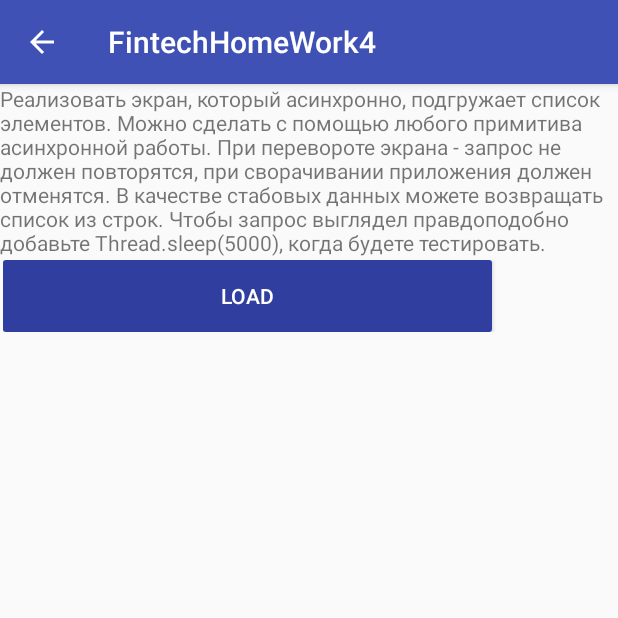
After one commit to KolinLoures/FintechHomeWork4, an Android app: the CommonActivity screen opened directly, with no data from a screen before it, on a phone screen of 412 x 824 dp, the top half of it. The commit adds this screen. Run offline under Robolectric (Android 15) with nearby library versions, the phone set to English and light mode, and no system bars.

Commit message:
home work done

```diff
--- a/app/src/main/AndroidManifest.xml
+++ b/app/src/main/AndroidManifest.xml
@@ -16,6 +16,7 @@
                 <category android:name="android.intent.category.LAUNCHER" />
             </intent-filter>
         </activity>
+        <activity android:name=".CommonActivity"></activity>
     </application>
 
 </manifest>
--- /dev/null
+++ b/app/src/main/java/com/example/kolin/fintechhomework/CommonActivity.java
@@ -0,0 +1,169 @@
+package com.example.kolin.fintechhomework;
+
+import android.content.Context;
+import android.content.Intent;
+import android.support.v4.app.FragmentManager;
+import android.support.v7.app.AppCompatActivity;
+import android.os.Bundle;
+import android.support.v7.widget.DividerItemDecoration;
+import android.support.v7.widget.LinearLayoutManager;
+import android.support.v7.widget.RecyclerView;
+import android.util.Log;
+import android.view.MenuItem;
+import android.view.View;
+import android.widget.Button;
+import android.widget.ProgressBar;
+import android.widget.TextView;
+
+import java.util.ArrayList;
+import java.util.List;
+
+public class CommonActivity extends AppCompatActivity implements DataFragment.DataFragmentListener {
+
+    private static final String KEY_NUM = "key_num";
+    private static final String TAG = CommonActivity.class.getSimpleName();
+
+    private final String KEY_STATE_VISIBLE_PROGRESS = "key_progress_visible";
+    private final String KEY_STATE_ENABLE_BTN = "key_btn_enable";
+    private final String KEY_STATE_ADAPTER_DATA = "key_adapter_data";
+
+
+    private Button buttonStart;
+    private ProgressBar progressBar;
+    private RecyclerView recyclerView;
+
+    private StringRecyclerAdapter adapter;
+    //current number of task
+    private int currentNum;
+
+    private DataFragment dataFragment;
+
+    /**
+     * @param num Start task 1 or 2 from description in Fintech task
+     */
+    public static void start(Context context, int num) {
+        Intent starter = new Intent(context, CommonActivity.class);
+        starter.putExtra(KEY_NUM, num);
+        context.startActivity(starter);
+    }
+
+    @Override
+    protected void onCreate(Bundle savedInstanceState) {
+        super.onCreate(savedInstanceState);
+        setContentView(R.layout.activity_common);
+
+        adapter = new StringRecyclerAdapter();
+
+        if (getSupportActionBar() != null)
+            getSupportActionBar().setDisplayHomeAsUpEnabled(true);
+
+        currentNum = getIntent().getIntExtra(KEY_NUM, 0);
+
+        TextView textView = findViewById(R.id.common_activity_text_view);
+        textView.setText(getResources().getStringArray(R.array.array_text)[currentNum]);
+        recyclerView = findViewById(R.id.common_activity_recycler_view);
+        progressBar = findViewById(R.id.common_activity_progress_view);
+        buttonStart = findViewById(R.id.common_activity_button_start);
+
+        FragmentManager fragmentManager = getSupportFragmentManager();
+        if (savedInstanceState != null) {
+            dataFragment = (DataFragment) fragmentManager.findFragmentByTag(DataFragment.TAG);
+
+            if (dataFragment == null)
+                fragmentManager.beginTransaction().add(new DataFragment(), DataFragment.TAG).commit();
+
+            adapter.addData(savedInstanceState.getStringArrayList(KEY_STATE_ADAPTER_DATA));
+            buttonStart.setEnabled(savedInstanceState.getBoolean(KEY_STATE_ENABLE_BTN));
+            progressBar.setVisibility(savedInstanceState.getInt(KEY_STATE_VISIBLE_PROGRESS));
+        } else {
+            dataFragment = new DataFragment();
+            fragmentManager.beginTransaction().add(dataFragment, DataFragment.TAG).commit();
+        }
+
+
+        setupRecyclerView();
+        addButtonListener();
+    }
+
+
+    private void setupRecyclerView() {
+        recyclerView.setLayoutManager(new LinearLayoutManager(CommonActivity.this));
+        recyclerView.addItemDecoration(new DividerItemDecoration(CommonActivity.this, DividerItemDecoration.VERTICAL));
+        recyclerView.setAdapter(adapter);
+    }
+
+    private void addButtonListener() {
+        buttonStart.setOnClickListener(new View.OnClickListener() {
+            @Override
+            public void onClick(View view) {
+                adapter.clearData();
+                dataFragment.clearData();
+
+                //in according with task load particular data
+                if (currentNum == 0)
+                    //load one list of data with sleep 5000 milisec
+                    dataFragment.loadData(1);
+                else
+                    //load two lists of data with sleep 5000 milisec between lists
+                    dataFragment.loadData(2);
+
+            }
+        });
+    }
+
+    @Override
+    protected void onUserLeaveHint() {
+        super.onUserLeaveHint();
+
+        dataFragment.setUserLeave();
+        Log.i(TAG, "onUserLeaveHint: ");
+    }
+
+    public void showLoadingProcess(boolean show) {
+        if (show) {
+            buttonStart.setEnabled(false);
+            progressBar.setVisibility(View.VISIBLE);
+        } else {
+            buttonStart.setEnabled(true);
+            progressBar.setVisibility(View.INVISIBLE);
+        }
+    }
+
+    @Override
+    public void onDataResult(List<String> data) {
+        adapter.addData(data);
+    }
+
+    @Override
+    public void showLoading(boolean showLoading) {
+        showLoadingProcess(showLoading);
+    }
+
+
+    @Override
+    public boolean onOptionsItemSelected(MenuItem item) {
+        switch (item.getItemId()) {
+            case android.R.id.home:
+                finish();
+                return true;
+        }
+        return super.onOptionsItemSelected(item);
+    }
+
+    @Override
+    protected void onSaveInstanceState(Bundle outState) {
+        super.onSaveInstanceState(outState);
+
+        outState.putBoolean(KEY_STATE_ENABLE_BTN, buttonStart.isEnabled());
+        outState.putInt(KEY_STATE_VISIBLE_PROGRESS, progressBar.getVisibility());
+        outState.putStringArrayList(KEY_STATE_ADAPTER_DATA, new ArrayList<>(adapter.getData()));
+    }
+
+    @Override
+    protected void onDestroy() {
+        adapter.clearData();
+        adapter = null;
+
+        super.onDestroy();
+    }
+}
--- /dev/null
+++ b/app/src/main/java/com/example/kolin/fintechhomework/DataFragment.java
@@ -0,0 +1,108 @@
+package com.example.kolin.fintechhomework;
+
+import android.content.Context;
+import android.os.Bundle;
+import android.os.Handler;
+import android.support.v4.app.Fragment;
+import android.util.Log;
+
+import java.util.ArrayList;
+import java.util.List;
+
+public class DataFragment extends Fragment implements MyDownloader.Callback {
+
+    public static final String TAG = DataFragment.class.getSimpleName();
+
+    //Current data
+    private List<String> data = new ArrayList<>();
+
+    private DataFragmentListener listener;
+
+    private MyDownloader downloader;
+
+    //fragment callback
+    public interface DataFragmentListener {
+        void onDataResult(List<String> data);
+
+        void showLoading(boolean showLoading);
+    }
+
+    public DataFragment() {}
+
+    @Override
+    public void onCreate(Bundle savedInstanceState) {
+        super.onCreate(savedInstanceState);
+        setRetainInstance(true);
+        Log.i(TAG, "onCreate: ");
+    }
+
+    @Override
+    public void onListDownLoaded(List<String> data) {
+        if (listener != null)
+            listener.onDataResult(data);
+        else
+            this.data.addAll(data);
+    }
+
+    @Override
+    public void showLoading(boolean showLoading) {
+        if (listener != null)
+            listener.showLoading(showLoading);
+    }
+
+    public void clearData() {
+        this.data.clear();
+    }
+
+    /**
+     * @param param number of downloadable lists with delay between
+     */
+    public void loadData(int param){
+        downloader = new MyDownloader(new Handler(), DataFragment.this);
+        downloader.setParam(param);
+        downloader.start();
+    }
+
+    public void setUserLeave() {
+        if (!downloader.isInterrupted())
+            downloader.interrupt();
+    }
+
+    @Override
+    public void onDestroy() {
+        Log.i(TAG, "onDestroy: ");
+
+
+        if (!downloader.isInterrupted())
+            downloader.interrupt();
+
+
+        downloader.removeCallBack();
+        downloader = null;
+
+        super.onDestroy();
+    }
+
+    @Override
+    public void onAttach(Context context) {
+        super.onAttach(context);
+
+        if (context instanceof DataFragmentListener) {
+            listener = (DataFragmentListener) context;
+
+            if (!data.isEmpty()) {
+                listener.onDataResult(data);
+                data.clear();
+            }
+        } else
+            throw new RuntimeException(context.toString() + " must implement DataFragmentListener");
+    }
+
+    @Override
+    public void onDetach() {
+        listener = null;
+
+        Log.i(TAG, "onDetach: ");
+        super.onDetach();
+    }
+}
--- /dev/null
+++ b/app/src/main/res/drawable/button_selector.xml
@@ -0,0 +1,21 @@
+<?xml version="1.0" encoding="utf-8"?>
+<ripple xmlns:android="http://schemas.android.com/apk/res/android"
+    android:color="@color/colorPrimary">
+    <item>
+        <selector>
+            <!-- disabled -->
+            <item android:state_enabled="false">
+                <shape>
+                    <solid android:color="@color/colorGrey" />
+                </shape>
+            </item>
+            <!-- normal -->
+            <item>
+                <shape android:shape="rectangle">
+                    <solid android:color="@color/colorPrimaryDark" />
+                    <corners android:radius="2dp" />
+                </shape>
+            </item>
+        </selector>
+    </item>
+</ripple>
--- /dev/null
+++ b/app/src/main/res/layout/activity_common.xml
@@ -0,0 +1,44 @@
+<?xml version="1.0" encoding="utf-8"?>
+<LinearLayout xmlns:android="http://schemas.android.com/apk/res/android"
+    xmlns:app="http://schemas.android.com/apk/res-auto"
+    xmlns:tools="http://schemas.android.com/tools"
+    android:layout_width="match_parent"
+    android:layout_height="match_parent"
+    android:orientation="vertical"
+    tools:context="com.example.kolin.fintechhomework.CommonActivity">
+
+    <TextView
+        android:id="@+id/common_activity_text_view"
+        android:layout_width="match_parent"
+        android:layout_height="wrap_content" />
+
+    <LinearLayout
+        android:layout_width="match_parent"
+        android:layout_height="wrap_content"
+        android:padding="2dp"
+        android:orientation="horizontal"
+        android:weightSum="1">
+
+        <Button
+            android:id="@+id/common_activity_button_start"
+            android:layout_width="0dp"
+            android:background="@drawable/button_selector"
+            android:layout_height="wrap_content"
+            android:textColor="@android:color/white"
+            android:layout_weight="0.8"
+            android:text="load" />
+
+        <ProgressBar
+            android:id="@+id/common_activity_progress_view"
+            android:layout_width="0dp"
+            android:visibility="invisible"
+            android:layout_height="wrap_content"
+            android:layout_weight="0.2" />
+
+    </LinearLayout>
+
+    <android.support.v7.widget.RecyclerView
+        android:id="@+id/common_activity_recycler_view"
+        android:layout_width="match_parent"
+        android:layout_height="match_parent" />
+</LinearLayout>
--- a/app/src/main/res/values/colors.xml
+++ b/app/src/main/res/values/colors.xml
@@ -3,4 +3,5 @@
     <color name="colorPrimary">#3F51B5</color>
     <color name="colorPrimaryDark">#303F9F</color>
     <color name="colorAccent">#FF4081</color>
+    <color name="colorGrey">#9E9E9E</color>
 </resources>
--- a/app/src/main/res/values/strings.xml
+++ b/app/src/main/res/values/strings.xml
@@ -1,3 +1,24 @@
 <resources>
-    <string name="app_name">FintechHomeWork</string>
+    <string name="app_name">FintechHomeWork4</string>
+
+    <string-array name="array_text">
+
+        <item>
+            Реализовать экран, который асинхронно, подгружает список элементов.
+            Можно сделать с помощью любого примитива асинхронной работы. При перевороте экрана -
+            запрос не должен повторятся, при сворачивании приложения должен отменятся. В качестве
+            стабовых данных можете возвращать список из строк. Чтобы запрос выглядел правдоподобно
+            добавьте Thread.sleep(5000), когда будете тестировать.
+        </item>
+
+        <item>
+            Реализовать экран, в котором вы стартуете асинхронную работу и она возвращает вам два
+            результата с интервалом в 5000 мс. Должны учитываться, переворот экрана и сворачивание
+            приложения, как в задаче 1.
+        </item>
+
+    </string-array>
+
+    <!-- TODO: Remove or change this placeholder text -->
+    <string name="hello_blank_fragment">Hello blank fragment</string>
 </resources>
```
Also changed, not shown: app/src/main/java/com/example/kolin/fintechhomework/MainActivity.java (+18 -0 lines), app/src/main/java/com/example/kolin/fintechhomework/MyDownloader.java (added, +102 -0 lines), app/src/main/java/com/example/kolin/fintechhomework/StringRecyclerAdapter.java (added, +63 -0 lines), app/src/main/res/layout/activity_main.xml (+16 -5 lines), app/src/main/res/layout/item_recycler_view.xml (added, +8 -0 lines).
